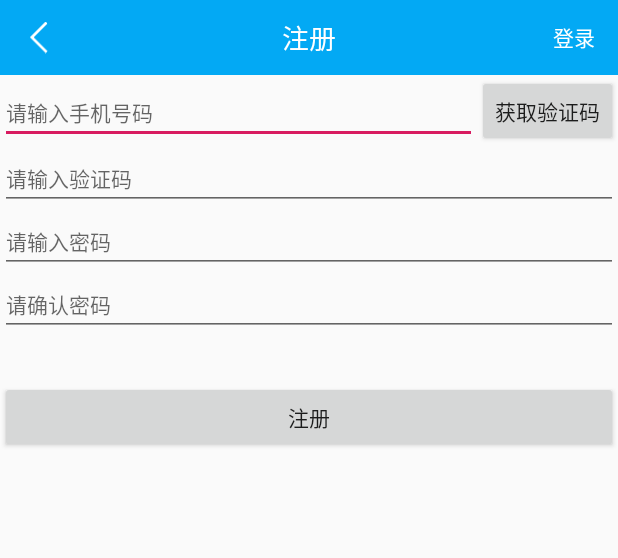
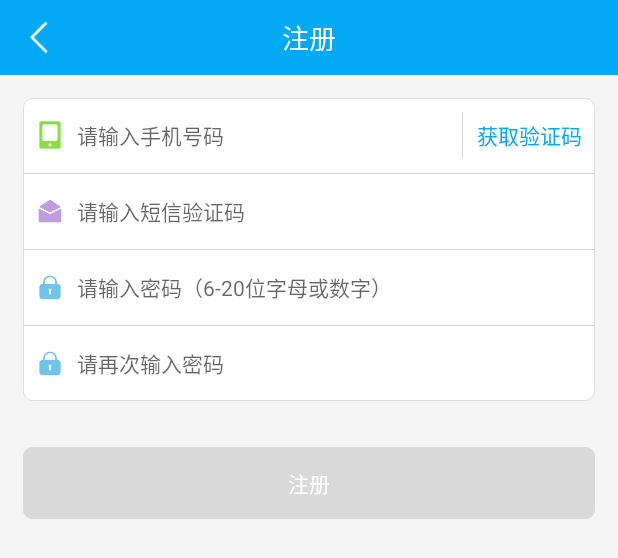
Before and after one commit to Knightssdffd/KotlinMall, an Android app: the layout activity_register.xml on its own in the app's theme, with its tools: preview values and no code run, on a phone screen of 412 x 824 dp. Shown: the top 558 px of the screen. Run offline under Robolectric (Android 15) with nearby library versions, the phone set to English and light mode, and no system bars.

Commit message:
注册功能完成

```diff
--- a/BaseLibrary/src/main/java/com/kotlin/base/rx/BaseFunc.kt
+++ b/BaseLibrary/src/main/java/com/kotlin/base/rx/BaseFunc.kt
@@ -1,12 +1,13 @@
 package com.kotlin.base.rx
 
+import com.kotlin.base.common.ResultCode
 import com.kotlin.base.data.protocol.BaseResp
 import rx.Observable
 import rx.functions.Func1
 
 class BaseFunc<T> : Func1<BaseResp<T>, Observable<T>> {
     override fun call(t: BaseResp<T>): Observable<T> {
-        if (t.status != 0) {
+        if (t.status != ResultCode.SUCCESS) {
             return Observable.error(BaseException(t.status, t.message))
         }
         return Observable.just(t.data)
--- a/BaseLibrary/src/main/java/com/kotlin/base/rx/BaseFuncBoolean.kt
+++ b/BaseLibrary/src/main/java/com/kotlin/base/rx/BaseFuncBoolean.kt
@@ -1,12 +1,13 @@
 package com.kotlin.base.rx
 
+import com.kotlin.base.common.ResultCode
 import com.kotlin.base.data.protocol.BaseResp
 import rx.Observable
 import rx.functions.Func1
 
 class BaseFuncBoolean <T>:Func1<BaseResp<T>, Observable<Boolean>>{
     override fun call(t: BaseResp<T>): Observable<Boolean> {
-        if (t.status != 0) {
+        if (t.status != ResultCode.SUCCESS) {
             return Observable.error(BaseException(t.status, t.message))
         }
         return Observable.just(true)
--- a/BaseLibrary/src/main/java/com/kotlin/base/rx/BaseSubscriber.kt
+++ b/BaseLibrary/src/main/java/com/kotlin/base/rx/BaseSubscriber.kt
@@ -14,6 +14,9 @@ open class BaseSubscriber<T>(private val baseView: BaseView) : Subscriber<T>() {
 
     override fun onError(e: Throwable?) {
         baseView.hideLoading()
+        if (e is BaseException) {
+            baseView.onError(e.msg)
+        }
     }
 
 }
--- a/BaseLibrary/src/main/java/com/kotlin/base/ui/activity/BaseMvpActivity.kt
+++ b/BaseLibrary/src/main/java/com/kotlin/base/ui/activity/BaseMvpActivity.kt
@@ -8,7 +8,7 @@ import com.kotlin.base.injection.module.ActivityModule
 import com.kotlin.base.injection.module.LifecycleProviderModule
 import com.kotlin.base.presenter.BasePresenter
 import com.kotlin.base.presenter.view.BaseView
-import com.kotlin.base.widqets.ProgressLoading
+import com.kotlin.base.widgets.ProgressLoading
 import org.jetbrains.anko.toast
 import javax.inject.Inject
 
--- a/BaseLibrary/src/main/java/com/kotlin/base/widqets/HeaderBar.kt
+++ b/BaseLibrary/src/main/java/com/kotlin/base/widgets/HeaderBar.kt
@@ -1,4 +1,4 @@
-package com.kotlin.base.widqets
+package com.kotlin.base.widgets
 
 import android.content.Context
 import android.util.AttributeSet
--- a/BaseLibrary/src/main/java/com/kotlin/base/widqets/ProgressLoading.kt
+++ b/BaseLibrary/src/main/java/com/kotlin/base/widgets/ProgressLoading.kt
@@ -1,4 +1,4 @@
-package com.kotlin.base.widqets
+package com.kotlin.base.widgets
 
 import android.app.Dialog
 import android.content.Context
--- a/BaseLibrary/src/main/java/com/kotlin/base/widqets/VerifyButton.kt
+++ b/BaseLibrary/src/main/java/com/kotlin/base/widgets/VerifyButton.kt
@@ -1,4 +1,4 @@
-package com.kotlin.base.widqets
+package com.kotlin.base.widgets
 
 import android.content.Context
 import android.os.Handler
--- /dev/null
+++ b/UserCenter/src/main/res/drawable/gender_bg_selector.xml
@@ -0,0 +1,6 @@
+<?xml version="1.0" encoding="utf-8"?>
+<selector
+  xmlns:android="http://schemas.android.com/apk/res/android">
+    <item android:state_checked="true" android:drawable="@drawable/gender_checked_bg" />
+    <item android:state_checked="false" android:drawable="@drawable/gender_nor_bg" />
+</selector>
--- a/UserCenter/src/main/res/layout/activity_register.xml
+++ b/UserCenter/src/main/res/layout/activity_register.xml
@@ -1,60 +1,85 @@
 <?xml version="1.0" encoding="utf-8"?>
 <LinearLayout xmlns:android="http://schemas.android.com/apk/res/android"
     xmlns:app="http://schemas.android.com/apk/res-auto"
-    android:layout_width="match_parent"
-    android:layout_height="match_parent"
-    android:orientation="vertical">
+    style="@style/MatchMatch.Vertical.Common">
 
-
-    <com.kotlin.base.widqets.HeaderBar
+    <com.kotlin.base.widgets.HeaderBar
+        android:id="@+id/mHeaderBar"
         style="@style/MatchWrap"
-        app:isShowBack="true"
-        app:rightText='登录'
         app:titleText="注册" />
 
+    <LinearLayout
+        style="@style/MatchWrap.Vertical"
+        android:layout_margin="@dimen/common_margin"
+        android:background="@drawable/border_corner_all">
 
-    <LinearLayout
-        android:layout_width="match_parent"
-        android:layout_height="wrap_content">
+        <LinearLayout style="@style/MatchWrap.Horizontal">
 
             <EditText
                 android:id="@+id/mMobileEt"
                 android:layout_width="0dp"
-            android:layout_height="wrap_content"
-            android:layout_weight="1"
-            android:hint="请输入手机号码" />
+                android:layout_height="@dimen/common_line_height"
+                android:layout_weight="1.0"
+                android:background="@null"
+                android:drawableLeft="@drawable/icon_phone"
+                android:drawablePadding="@dimen/common_padding_small"
+                android:hint="请输入手机号码"
+                android:inputType="phone"
+                android:paddingLeft="@dimen/common_padding_small" />
 
-        <com.kotlin.base.widqets.VerifyButton
-            android:id="@+id/mGetVerifyCodeBtn"
-            android:layout_width="wrap_content"
-            android:layout_height="wrap_content"
-            android:text="获取验证码" />
+            <View style="@style/DividerFixedWidth.MarginTopBottom" />
+
+            <com.kotlin.base.widgets.VerifyButton
+                android:id="@+id/mVerifyCodeBtn"
+                style="@style/WrapMatch"
+                android:background="@null"
+                android:text="获取验证码"
+                android:textColor="@color/common_blue" />
+
         </LinearLayout>
+
+        <View style="@style/DividerFixedHeight" />
 
         <EditText
             android:id="@+id/mVerifyCodeEt"
             android:layout_width="match_parent"
-        android:layout_height="wrap_content"
-        android:hint="请输入验证码" />
+            android:layout_height="@dimen/common_line_height"
+            android:background="@null"
+            android:drawableLeft="@drawable/icon_verify_code"
+            android:drawablePadding="@dimen/common_padding_small"
+            android:hint="请输入短信验证码"
+            android:inputType="number"
+            android:paddingLeft="@dimen/common_padding_small" />
+
+        <View style="@style/DividerFixedHeight" />
 
         <EditText
             android:id="@+id/mPwdEt"
             android:layout_width="match_parent"
-        android:layout_height="wrap_content"
-        android:hint="请输入密码" />
+            android:layout_height="@dimen/common_line_height"
+            android:background="@null"
+            android:drawableLeft="@drawable/icon_pwd"
+            android:drawablePadding="@dimen/common_padding_small"
+            android:hint="请输入密码（6-20位字母或数字）"
+            android:inputType="textPassword"
+            android:paddingLeft="@dimen/common_padding_small" />
+
+        <View style="@style/DividerFixedHeight" />
 
         <EditText
-
+            android:id="@+id/mPwdConfirmEt"
             android:layout_width="match_parent"
-        android:layout_height="wrap_content"
-        android:hint="请确认密码" />
+            android:layout_height="@dimen/common_line_height"
+            android:background="@null"
+            android:drawableLeft="@drawable/icon_pwd"
+            android:drawablePadding="@dimen/common_padding_small"
+            android:hint="请再次输入密码"
+            android:inputType="textPassword"
+            android:paddingLeft="@dimen/common_padding_small" />
+    </LinearLayout>
 
     <Button
         android:id="@+id/mRegisterBtn"
-        android:layout_width="match_parent"
-        android:layout_height="wrap_content"
-        android:layout_marginTop="30dp"
+        style="@style/FullBtnStyle"
         android:text="注册" />
-
-
 </LinearLayout>
```
Also changed, not shown: BaseLibrary/src/main/java/com/kotlin/base/common/ResultCode.kt (added, +11 -0 lines), BaseLibrary/src/main/java/com/kotlin/base/ext/CommonExt.kt (+17 -0 lines), UserCenter/src/main/java/com/kotlin/user/ui/activity/RegisterActivity.kt (+51 -20 lines), UserCenter/src/main/res/drawable/gender_checked_bg.xml (added, +7 -0 lines), UserCenter/src/main/res/drawable/gender_nor_bg.xml (added, +7 -0 lines), UserCenter/src/main/res/drawable/gender_text_selector.xml (added, +7 -0 lines), BaseLibrary/src/main/java/com/kotlin/base/widgets/DefaultTextWatcher.kt (renamed from BaseLibrary/src/main/java/com/kotlin/base/widqets/DefaultTextWatcher.kt), UserCenter/src/main/res/drawable-xxhdpi/icon_phone.png (added), UserCenter/src/main/res/drawable-xxhdpi/icon_pwd.png (added), UserCenter/src/main/res/drawable-xxhdpi/icon_user_name.png (added), UserCenter/src/main/res/drawable-xxhdpi/icon_verify_code.png (added). Lines whose indentation alone changed are shown as unchanged.
